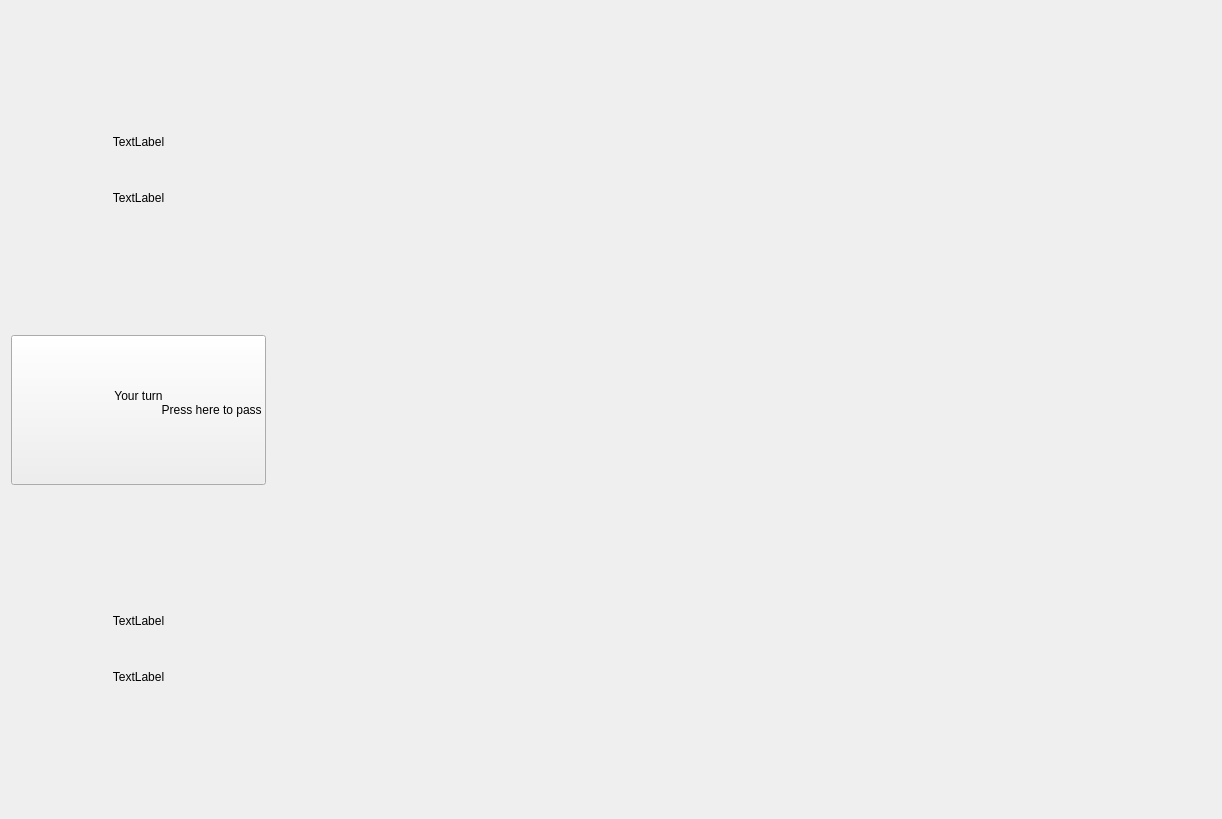
The window that Views/States/GamePlayingState.ui (DimLight1998/Gwent) describes before a commit, drawn with Qt 5.
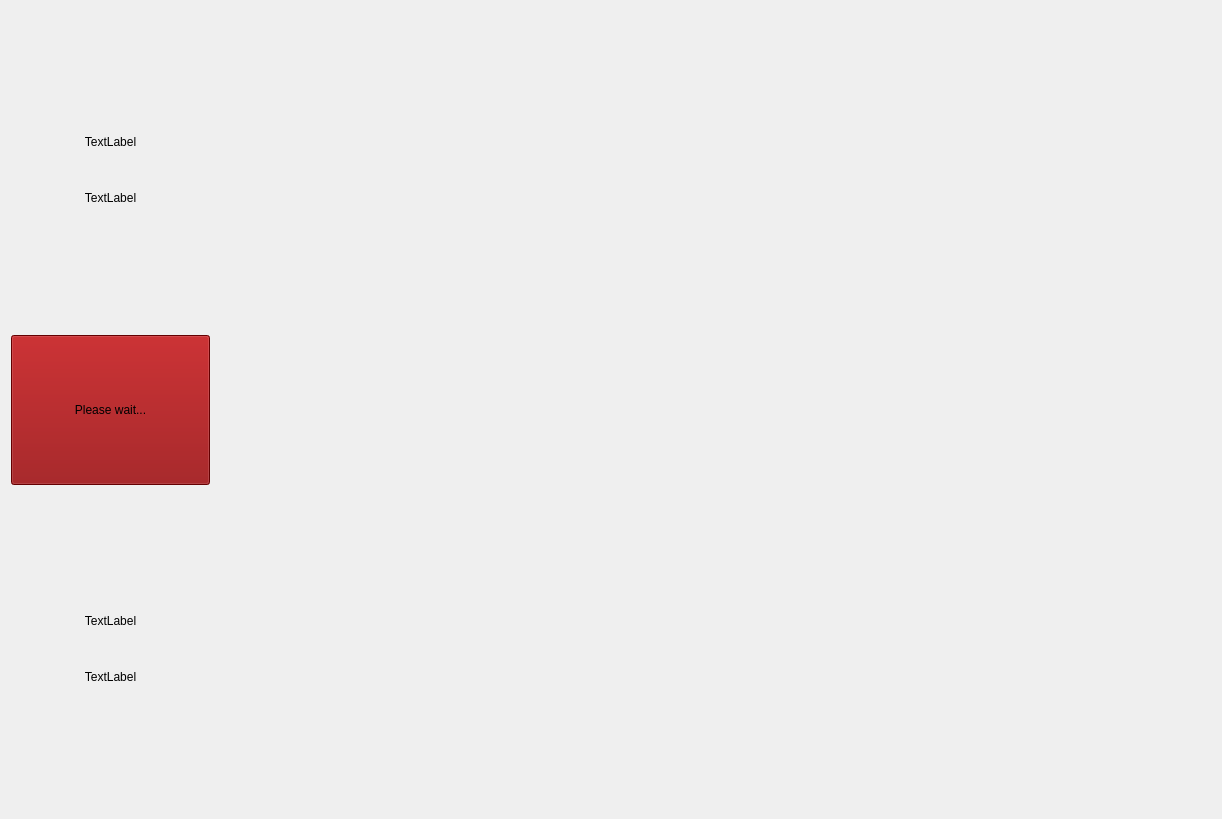
The same window after the commit.

Commit message: Add a result state.

```diff
--- a/Views/States/GamePlayingState.ui
+++ b/Views/States/GamePlayingState.ui
@@ -99,10 +99,11 @@
                                             <height>150</height>
                                         </size>
                                     </property>
+                                    <property name="styleSheet">
+                                        <string notr="true">background-color: rgb(140, 0, 2);</string>
+                                    </property>
                                     <property name="text">
-                                        <string>Your turn
-                                            Press here to pass
-                                        </string>
+                                        <string>Please wait...</string>
                                     </property>
                                 </widget>
                             </item>
@@ -182,6 +183,9 @@
                         <layout class="QVBoxLayout" name="verticalLayout_2">
                             <item>
                                 <widget class="QWidget" name="widget_3" native="true">
+                                    <property name="styleSheet">
+                                        <string notr="true"/>
+                                    </property>
                                     <layout class="QHBoxLayout" name="horizontalLayout_15">
                                         <property name="topMargin">
                                             <number>0</number>
```
The commit also changes 9 other files.
